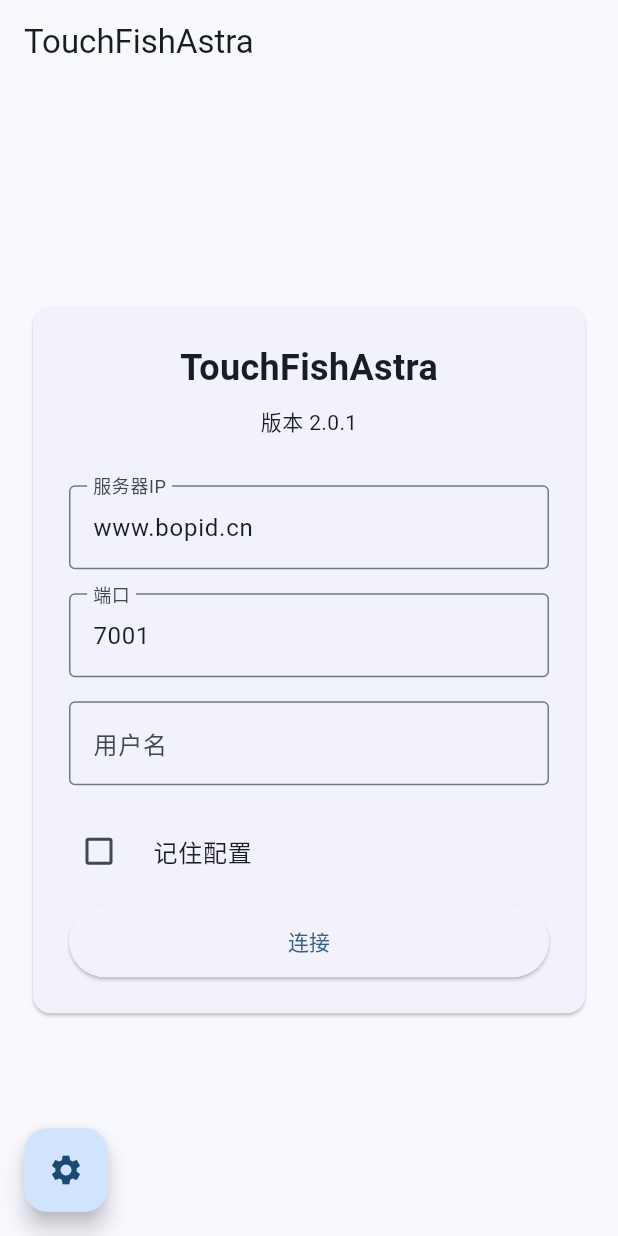
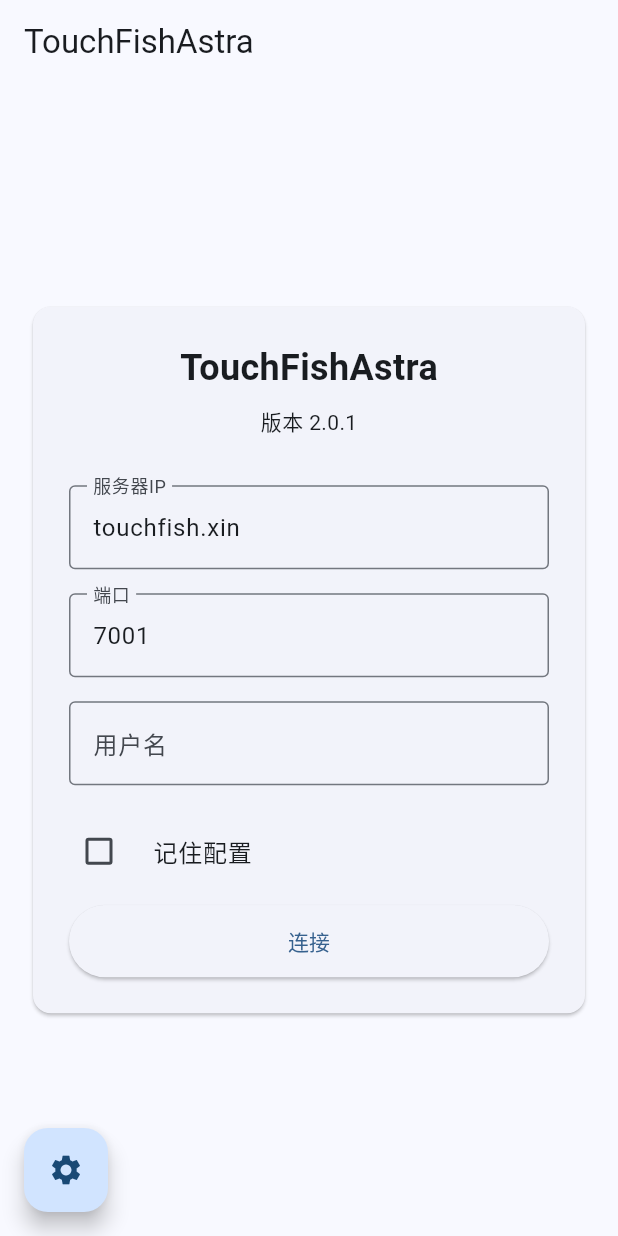
Before and after one commit to ILoveScratch2/TouchFish-Astra, a Flutter app: the screen it shows after launch, on a phone screen of 412 x 824 dp. Run offline on Flutter 3.47's test engine with Material 3 defaults, Android fonts, the phone set to English and light mode, and no system bars; our stand-ins replace file_picker, flutter_local_notifications, flutter_markdown, shared_preferences; missing offline and left inert: flutter_math_fork, windows_notification; Roboto replaces fonts that are missing (HarmonyOS Sans).

Commit message:
chore: migrate site

```diff
--- a/lib/main.dart
+++ b/lib/main.dart
@@ -161,7 +161,7 @@ class ConnectScreen extends StatefulWidget {
 }
 
 class _ConnectScreenState extends State<ConnectScreen> {
-  final _ipController = TextEditingController(text: 'www.bopid.cn');
+  final _ipController = TextEditingController(text: 'touchfish.xin');
   final _portController = TextEditingController(text: '7001');
   final _usernameController = TextEditingController();
   var _connecting = false;
@@ -180,7 +180,7 @@ class _ConnectScreenState extends State<ConnectScreen> {
     if (remember) {
       setState(() {
         _rememberConfig = true;
-        _ipController.text = prefs.getString('server_ip') ?? 'www.bopid.cn';
+        _ipController.text = prefs.getString('server_ip') ?? 'touchfish.xin';
         _portController.text = prefs.getString('server_port') ?? '7001';
         _usernameController.text = prefs.getString('username') ?? '';
       });
```
